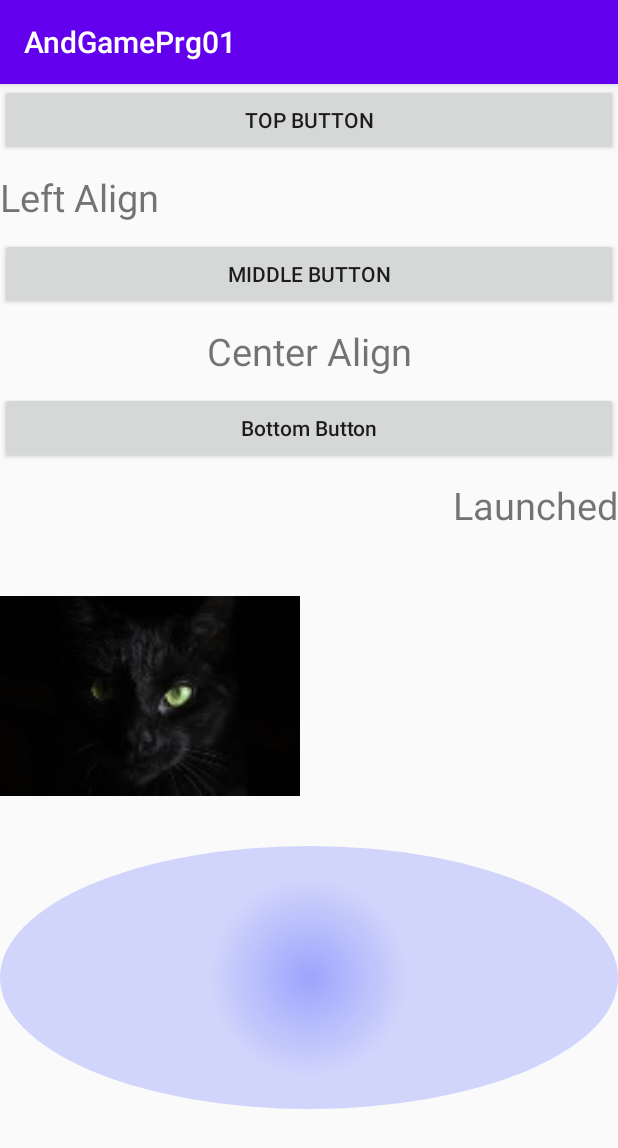
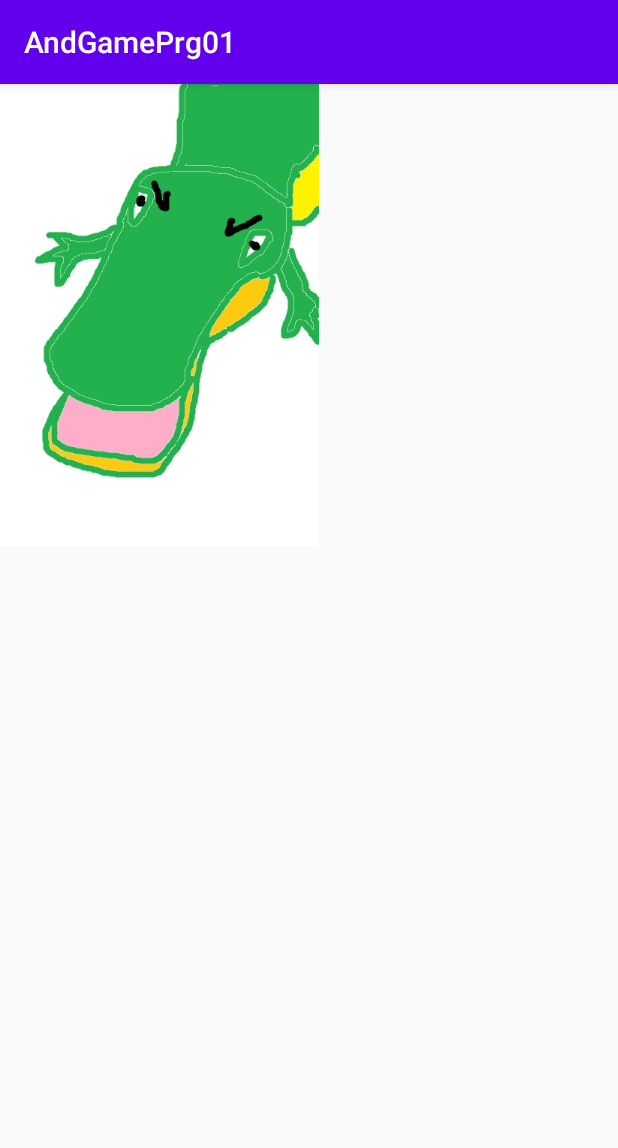
Before and after one commit to 2014KHW/2020SPGP, an Android app: the screen it shows after launch (MainActivity), on a phone screen of 412 x 824 dp. Shown: the top 1148 px of the screen. Run offline under Robolectric (Android 15) with nearby library versions, the light colour scheme and no system bars.

Commit message:
init gameView and gameObject and TestDrawing

```diff
--- /dev/null
+++ b/app/src/main/java/kr/ac/kpu/game/andgp/bugjl0995/game/GameView.java
@@ -0,0 +1,23 @@
+package kr.ac.kpu.game.andgp.bugjl0995.game;
+
+import android.content.Context;
+import android.graphics.Bitmap;
+import android.graphics.BitmapFactory;
+import android.graphics.Canvas;
+import android.util.AttributeSet;
+import android.view.View;
+
+import androidx.annotation.Nullable;
+
+public class GameView extends View {
+    public GameView(Context context) {
+        super(context);
+    }
+
+    @Override
+    protected void onDraw(Canvas canvas) {
+        Bitmap testBitmap = BitmapFactory.decodeResource(getResources(), R.mipmap.crocodile);
+        canvas.drawBitmap(testBitmap, 0, 0, null);
+//        super.onDraw(canvas);
+    }
+}
--- a/app/src/main/res/layout/activity_main.xml
+++ b/app/src/main/res/layout/activity_main.xml
@@ -7,66 +7,4 @@
     android:orientation="vertical"
     tools:context=".MainActivity">
 
-    <Button
-        android:id="@+id/button2"
-        android:layout_width="match_parent"
-        android:layout_height="wrap_content"
-        android:text="Top Button"
-        android:onClick="onBtnFirst"/>
-
-    <TextView
-        android:id="@+id/textView"
-        android:layout_width="match_parent"
-        android:layout_height="wrap_content"
-        android:layout_marginTop="10dp"
-        android:layout_marginBottom="10dp"
-        android:text="Left Align"
-        android:textSize="25sp" />
-
-    <Button
-        android:id="@+id/button3"
-        android:layout_width="match_parent"
-        android:layout_height="wrap_content"
-        android:text="Middle Button"
-        android:onClick="onBtnSecond"/>
-
-    <TextView
-        android:id="@+id/textViewMessage"
-        android:layout_width="match_parent"
-        android:layout_height="wrap_content"
-        android:layout_marginTop="10dp"
-        android:layout_marginBottom="10dp"
-        android:gravity="center"
-        android:text="Center Align"
-        android:textSize="25sp" />
-
-    <Button
-        android:id="@+id/button4"
-        android:layout_width="match_parent"
-        android:layout_height="wrap_content"
-        android:text="Bottom Button"
-        android:textAllCaps="false"
-        android:onClick="onBtnThird"/>
-
-    <TextView
-        android:id="@+id/textView3"
-        android:layout_width="match_parent"
-        android:layout_height="wrap_content"
-        android:layout_marginTop="10dp"
-        android:layout_marginBottom="10dp"
-        android:gravity="right"
-        android:text="Right Align"
-        android:textSize="25sp" />
-
-    <ImageView
-        android:id="@+id/catImageView"
-        android:layout_width="200dp"
-        android:layout_height="200dp"
-        android:src="@mipmap/cat1"
-        />
-    <ImageView
-        android:layout_width="match_parent"
-        android:layout_height="175dp"
-        android:src="@drawable/oval"
-        />
 </LinearLayout>
```
Also changed, not shown: app/src/main/java/kr/ac/kpu/game/andgp/bugjl0995/game/GameObject.java (added, +24 -0 lines), app/src/main/java/kr/ac/kpu/game/andgp/bugjl0995/game/MainActivity.java (+5 -69 lines).
